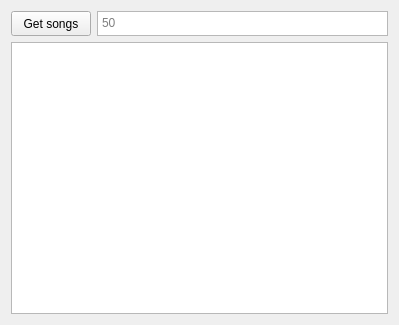
This is widget.ui in klimov1/vkMusicDownloader as Qt 5 draws it before an edit. The edited form follows.
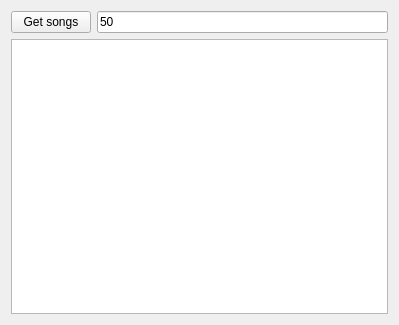
This is the edited form.

Patch:
```diff
--- a/widget.ui
+++ b/widget.ui
@@ -42,15 +42,12 @@
       </widget>
      </item>
      <item>
-      <widget class="QTextEdit" name="songCountEdit_">
-       <property name="maximumSize">
-        <size>
-         <width>16777215</width>
-         <height>25</height>
-        </size>
+      <widget class="QLineEdit" name="songCountEdit">
+       <property name="text">
+        <string>50</string>
        </property>
        <property name="placeholderText">
-        <string>50</string>
+        <string/>
        </property>
       </widget>
      </item>
```
